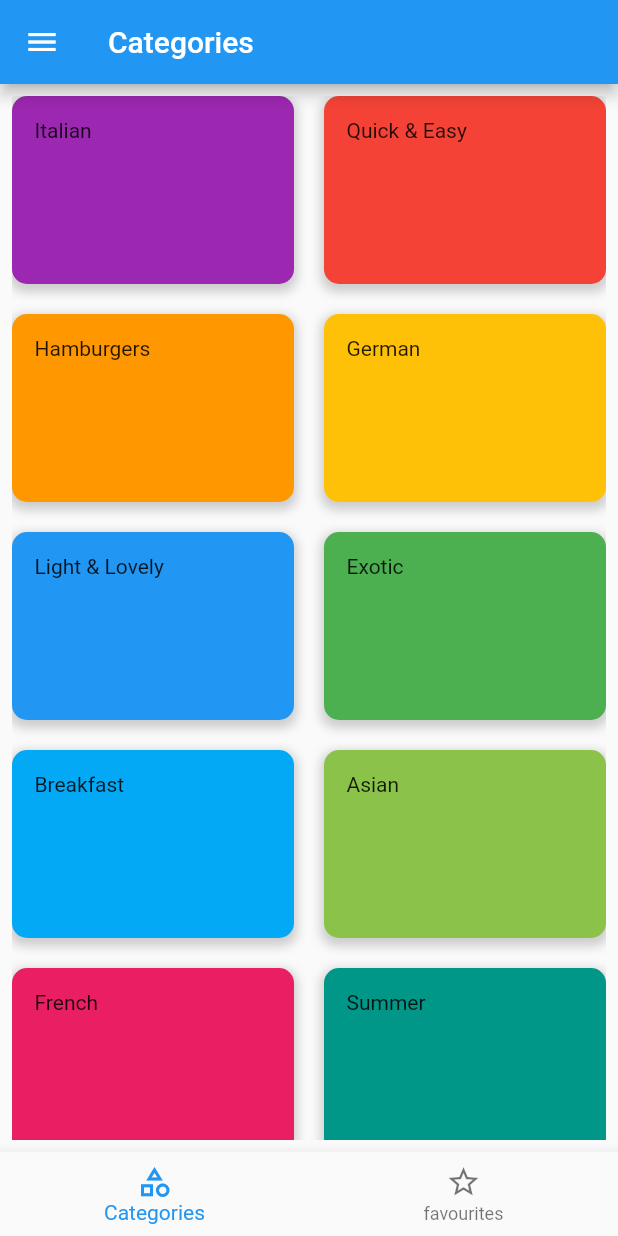
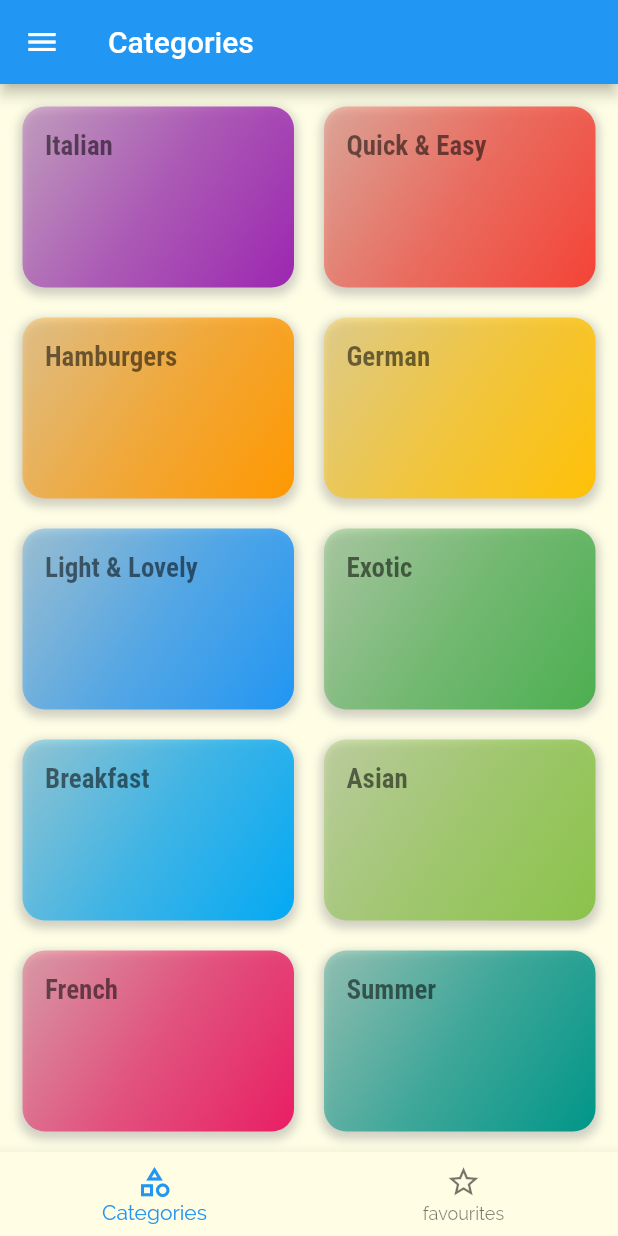
Before and after one commit to ZiadAlMoqamar/meals_app, a Flutter app: the screen it shows after launch, on a phone screen of 412 x 824 dp. Run offline on Flutter 3.47's test engine with Material 2 defaults, Android fonts, the phone set to English and light mode, and no system bars.

Commit message:
adding theming

```diff
--- a/lib/categories_screen.dart
+++ b/lib/categories_screen.dart
@@ -9,9 +9,13 @@ class CategoriesScreen extends StatelessWidget {
 
   @override
   Widget build(BuildContext context) {
-    return Padding(
-      padding: const EdgeInsets.all(8.0),
-      child: GridView.builder(
+    return Scaffold(
+      appBar: AppBar(
+        leading: const Icon(Icons.menu),
+        title: const Text("Categories"),
+      ),
+      body: GridView.builder(
+        padding: const EdgeInsets.all(15),
         gridDelegate: const SliverGridDelegateWithMaxCrossAxisExtent(
             maxCrossAxisExtent: 200,
             childAspectRatio: 3 / 2,
@@ -22,7 +26,16 @@ class CategoriesScreen extends StatelessWidget {
               title: dummyCategories![index].title,
               color: dummyCategories![index].color);
         },
-          itemCount: dummyCategories!.length,),
+        itemCount: dummyCategories!.length,
+      ),
+      bottomNavigationBar: BottomNavigationBar(
+        items: const [
+          BottomNavigationBarItem(
+              icon: Icon(Icons.category_outlined), label: 'Categories'),
+          BottomNavigationBarItem(
+              icon: Icon(Icons.star_border_outlined), label: 'favourites')
+        ],
+      ),
     );
   }
 }
--- a/lib/category_item.dart
+++ b/lib/category_item.dart
@@ -10,10 +10,13 @@ class CategoryItem extends StatelessWidget {
   Widget build(BuildContext context) {
     return GridTile(
         child: Container(
-
       decoration: BoxDecoration(
+        gradient: LinearGradient(
+            colors: [color!.withOpacity(0.3),color!.withOpacity(0.7), color!],
+            begin: Alignment.topLeft,
+            end: Alignment.bottomRight),
         color: color,
-        borderRadius: const BorderRadius.all(Radius.circular(10)),
+        borderRadius:  const BorderRadius.all(Radius.circular(15)),
         boxShadow: [
           BoxShadow(
             color: Colors.grey.withOpacity(0.5),
@@ -23,8 +26,7 @@ class CategoryItem extends StatelessWidget {
           ),
         ],
       ),
-
-          child: Text(title!),
+      child: Text(title!, style: Theme.of(context).textTheme.headline1,),
       padding: const EdgeInsets.all(15),
     ));
   }
--- a/lib/main.dart
+++ b/lib/main.dart
@@ -9,46 +9,32 @@ void main() {
 class MyApp extends StatelessWidget {
   const MyApp({Key? key}) : super(key: key);
 
-
   @override
   Widget build(BuildContext context) {
     return MaterialApp(
       title: 'Meals App',
       debugShowCheckedModeBanner: false,
       theme: ThemeData(
-        primarySwatch: Colors.blue,
+        colorScheme: ColorScheme.fromSwatch(
+          primarySwatch: Colors.blue,
+        ).copyWith(
+          secondary: Colors.green,
+        ),
+        canvasColor: const Color.fromRGBO(255, 254, 229, 1),
+        fontFamily: 'Raleway',
+        textTheme: ThemeData.light().textTheme.copyWith(
+          bodyText1: const TextStyle(color: Color.fromRGBO(20, 51, 51, 1)),
+          bodyText2: const TextStyle(color: Color.fromRGBO(20, 51, 51, 1)),
+          headline1: const TextStyle(
+            fontSize: 18,
+            fontWeight: FontWeight.bold,
+            fontFamily: 'RobotoCondensed'
+          )
+        )
       ),
-      home: const MyHomePage(title: 'Categories'),
+      home: const CategoriesScreen(
+        dummyCategories: dummyCategories,
+      ),
     );
   }
 }
-
-class MyHomePage extends StatefulWidget {
-  const MyHomePage({Key? key, required this.title}) : super(key: key);
-
-  final String title;
-
-  @override
-  State<MyHomePage> createState() => _MyHomePageState();
-}
-
-class _MyHomePageState extends State<MyHomePage> {
-
-
-  @override
-  Widget build(BuildContext context) {
-    return Scaffold(
-      appBar: AppBar(
-        leading: const Icon(Icons.menu),
-        title: Text(widget.title),
-      ),
-      body: const Center(
-        child:  CategoriesScreen(dummyCategories: dummyCategories,)
-      ),
-    bottomNavigationBar: BottomNavigationBar(items: const [
-      BottomNavigationBarItem(icon: Icon(Icons.category_outlined),label: 'Categories'),
-      BottomNavigationBarItem(icon: Icon(Icons.star_border_outlined), label: 'favourites')
-    ],),
-    );
-  }
-}
```
Also changed, not shown: pubspec.yaml (+17 -6 lines), assets/fonts/Raleway-Black.ttf (added), assets/fonts/Raleway-Bold.ttf (added), assets/fonts/Raleway-Regular.ttf (added), assets/fonts/RobotoCondensed-Bold.ttf (added), assets/fonts/RobotoCondensed-Italic.ttf (added), assets/fonts/RobotoCondensed-Light.ttf (added), assets/fonts/RobotoCondensed-Regular.ttf (added). Lines whose indentation alone changed are shown as unchanged.
